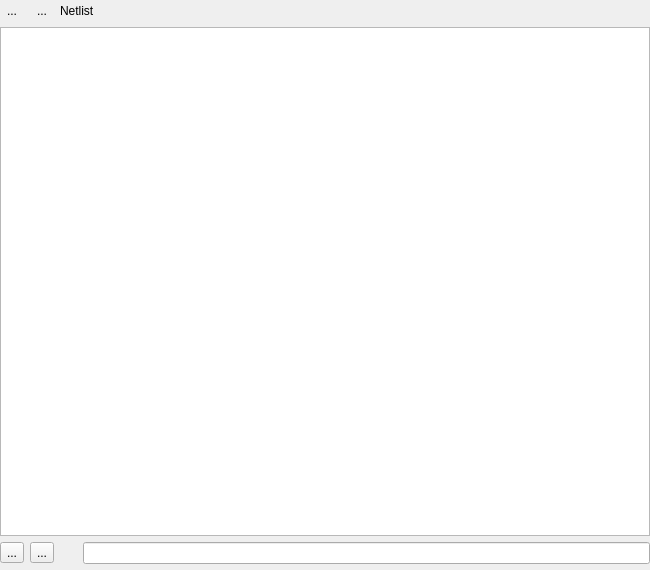
Above: src/laybasic/laybasic/NetlistBrowserPage.ui from KLayout/klayout before the change. Below: the same form after it.
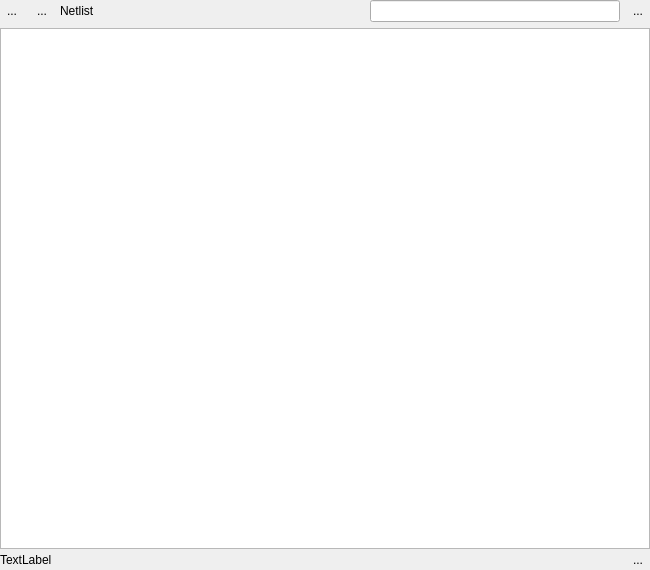
That is the form after the change. Icons and pictures are not drawn. Custom widgets are drawn as their Qt base class.

Commit message: Netlist browser: find text feature.

```diff
--- a/src/laybasic/laybasic/NetlistBrowserPage.ui
+++ b/src/laybasic/laybasic/NetlistBrowserPage.ui
@@ -47,7 +47,10 @@
       <property name="frameShadow">
        <enum>QFrame::Raised</enum>
       </property>
-      <layout class="QGridLayout">
+      <layout class="QVBoxLayout" name="verticalLayout">
+       <property name="spacing">
+        <number>0</number>
+       </property>
        <property name="leftMargin">
         <number>0</number>
        </property>
@@ -60,18 +63,15 @@
        <property name="bottomMargin">
         <number>0</number>
        </property>
-       <property name="spacing">
-        <number>6</number>
-       </property>
-       <item row="3" column="0" colspan="9">
-        <widget class="QFrame" name="frame_3">
+       <item>
+        <widget class="QFrame" name="frame_4">
          <property name="frameShape">
           <enum>QFrame::NoFrame</enum>
          </property>
          <property name="frameShadow">
           <enum>QFrame::Raised</enum>
          </property>
-         <layout class="QHBoxLayout" name="horizontalLayout_2">
+         <layout class="QHBoxLayout" name="horizontalLayout_3">
           <property name="leftMargin">
            <number>0</number>
           </property>
@@ -85,58 +85,42 @@
            <number>0</number>
           </property>
           <item>
-           <widget class="QToolButton" name="dir_down_pb">
+           <widget class="QToolButton" name="backward">
             <property name="text">
              <string>...</string>
             </property>
             <property name="icon">
              <iconset resource="../../lay/lay/layResources.qrc">
-              <normaloff>:/down.png</normaloff>:/down.png</iconset>
+              <normaloff>:/back_16.png</normaloff>:/back_16.png</iconset>
             </property>
+            <property name="autoRaise">
+             <bool>true</bool>
+            </property>
            </widget>
           </item>
           <item>
-           <widget class="QToolButton" name="dir_up_pb">
+           <widget class="QToolButton" name="forward">
             <property name="text">
              <string>...</string>
             </property>
             <property name="icon">
              <iconset resource="../../lay/lay/layResources.qrc">
-              <normaloff>:/up.png</normaloff>:/up.png</iconset>
+              <normaloff>:/forward_16.png</normaloff>:/forward_16.png</iconset>
             </property>
+            <property name="autoRaise">
+             <bool>true</bool>
+            </property>
            </widget>
           </item>
           <item>
-           <spacer name="horizontalSpacer">
-            <property name="orientation">
-             <enum>Qt::Horizontal</enum>
-            </property>
-            <property name="sizeType">
-             <enum>QSizePolicy::Fixed</enum>
-            </property>
-            <property name="sizeHint" stdset="0">
-             <size>
-              <width>10</width>
-              <height>20</height>
-             </size>
-            </property>
-           </spacer>
-          </item>
-          <item>
-           <widget class="QLabel" name="label_4">
-            <property name="toolTip">
-             <string>Configure filters</string>
-            </property>
+           <widget class="QLabel" name="label">
             <property name="text">
-             <string/>
+             <string>Netlist</string>
             </property>
-            <property name="pixmap">
-             <pixmap resource="../../lay/lay/layResources.qrc">:/find.png</pixmap>
-            </property>
            </widget>
           </item>
           <item>
-           <widget class="QLineEdit" name="filter">
+           <widget class="lay::DecoratedLineEdit" name="find_text">
             <property name="sizePolicy">
              <sizepolicy hsizetype="Ignored" vsizetype="Fixed">
               <horstretch>1</horstretch>
@@ -149,12 +133,51 @@
               <height>0</height>
              </size>
             </property>
+            <property name="maximumSize">
+             <size>
+              <width>250</width>
+              <height>16777215</height>
+             </size>
+            </property>
+           </widget>
+          </item>
+          <item>
+           <widget class="QToolButton" name="find_button">
+            <property name="toolTip">
+             <string>Find in netlist</string>
+            </property>
+            <property name="text">
+             <string>...</string>
+            </property>
+            <property name="icon">
+             <iconset resource="../../lay/lay/layResources.qrc">
+              <normaloff>:/find.png</normaloff>:/find.png</iconset>
+            </property>
+            <property name="autoRaise">
+             <bool>true</bool>
+            </property>
            </widget>
           </item>
          </layout>
         </widget>
        </item>
-       <item row="2" column="0" colspan="9">
+       <item>
+        <spacer name="verticalSpacer">
+         <property name="orientation">
+          <enum>Qt::Vertical</enum>
+         </property>
+         <property name="sizeType">
+          <enum>QSizePolicy::Fixed</enum>
+         </property>
+         <property name="sizeHint" stdset="0">
+          <size>
+           <width>20</width>
+           <height>6</height>
+          </size>
+         </property>
+        </spacer>
+       </item>
+       <item>
         <widget class="QTreeView" name="directory_tree">
          <property name="sizePolicy">
           <sizepolicy hsizetype="Expanding" vsizetype="Expanding">
@@ -187,11 +210,59 @@
           <bool>true</bool>
          </property>
          <attribute name="headerVisible">
-          <bool>true</bool>
+          <bool>false</bool>
          </attribute>
         </widget>
        </item>
-       <item row="4" column="5" colspan="4">
+       <item>
+        <widget class="QFrame" name="frame_3">
+         <property name="frameShape">
+          <enum>QFrame::NoFrame</enum>
+         </property>
+         <property name="frameShadow">
+          <enum>QFrame::Raised</enum>
+         </property>
+         <layout class="QHBoxLayout" name="horizontalLayout_2">
+          <property name="leftMargin">
+           <number>0</number>
+          </property>
+          <property name="topMargin">
+           <number>0</number>
+          </property>
+          <property name="rightMargin">
+           <number>0</number>
+          </property>
+          <property name="bottomMargin">
+           <number>0</number>
+          </property>
+          <item>
+           <widget class="QLabel" name="info_label">
+            <property name="text">
+             <string>TextLabel</string>
+            </property>
+           </widget>
+          </item>
+          <item>
+           <widget class="QToolButton" name="info_button">
+            <property name="toolTip">
+             <string>Show more information about nets</string>
+            </property>
+            <property name="text">
+             <string>...</string>
+            </property>
+            <property name="icon">
+             <iconset resource="../../lay/lay/layResources.qrc">
+              <normaloff>:/info_16.png</normaloff>:/info_16.png</iconset>
+            </property>
+            <property name="autoRaise">
+             <bool>true</bool>
+            </property>
+           </widget>
+          </item>
+         </layout>
+        </widget>
+       </item>
+       <item>
         <widget class="QFrame" name="frame_2">
          <property name="sizePolicy">
           <sizepolicy hsizetype="Preferred" vsizetype="Preferred">
@@ -227,65 +298,6 @@
          </layout>
         </widget>
        </item>
-       <item row="1" column="0" colspan="9">
-        <widget class="QFrame" name="frame_4">
-         <property name="frameShape">
-          <enum>QFrame::NoFrame</enum>
-         </property>
-         <property name="frameShadow">
-          <enum>QFrame::Raised</enum>
-         </property>
-         <layout class="QHBoxLayout" name="horizontalLayout_3">
-          <property name="leftMargin">
-           <number>0</number>
-          </property>
-          <property name="topMargin">
-           <number>0</number>
-          </property>
-          <property name="rightMargin">
-           <number>0</number>
-          </property>
-          <property name="bottomMargin">
-           <number>0</number>
-          </property>
-          <item>
-           <widget class="QToolButton" name="backward">
-            <property name="text">
-             <string>...</string>
-            </property>
-            <property name="icon">
-             <iconset resource="../../lay/lay/layResources.qrc">
-              <normaloff>:/back_16.png</normaloff>:/back_16.png</iconset>
-            </property>
-            <property name="autoRaise">
-             <bool>true</bool>
-            </property>
-           </widget>
-          </item>
-          <item>
-           <widget class="QToolButton" name="forward">
-            <property name="text">
-             <string>...</string>
-            </property>
-            <property name="icon">
-             <iconset resource="../../lay/lay/layResources.qrc">
-              <normaloff>:/forward_16.png</normaloff>:/forward_16.png</iconset>
-            </property>
-            <property name="autoRaise">
-             <bool>true</bool>
-            </property>
-           </widget>
-          </item>
-          <item>
-           <widget class="QLabel" name="label">
-            <property name="text">
-             <string>Netlist</string>
-            </property>
-           </widget>
-          </item>
-         </layout>
-        </widget>
-       </item>
       </layout>
      </widget>
     </widget>
@@ -301,7 +313,30 @@
     <string>Expand All</string>
    </property>
   </action>
+  <action name="actionUseRegularExpressions">
+   <property name="checkable">
+    <bool>true</bool>
+   </property>
+   <property name="text">
+    <string>Use Regular Expressions</string>
+   </property>
+  </action>
+  <action name="actionCaseSensitive">
+   <property name="checkable">
+    <bool>true</bool>
+   </property>
+   <property name="text">
+    <string>Case Sensitive</string>
+   </property>
+  </action>
  </widget>
+ <customwidgets>
+  <customwidget>
+   <class>lay::DecoratedLineEdit</class>
+   <extends>QLineEdit</extends>
+   <header>layWidgets.h</header>
+  </customwidget>
+ </customwidgets>
  <tabstops>
   <tabstop>directory_tree</tabstop>
  </tabstops>
```
The commit also changes 2 other files.
